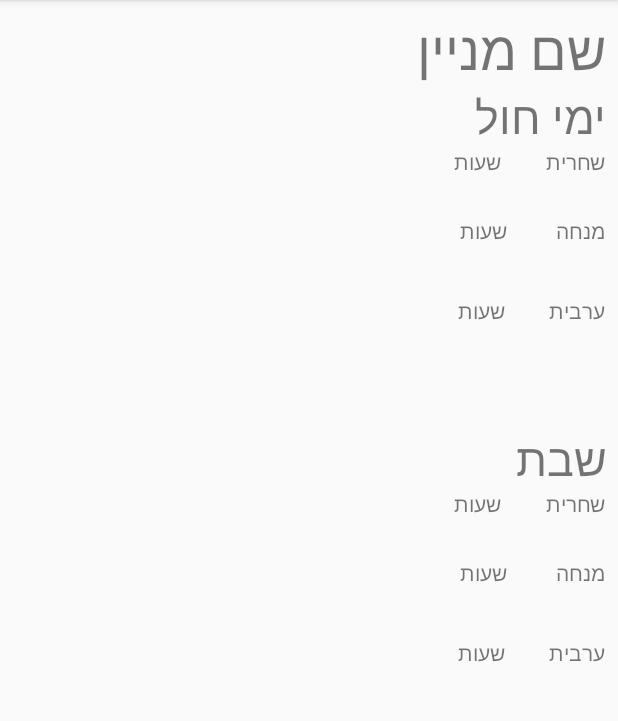
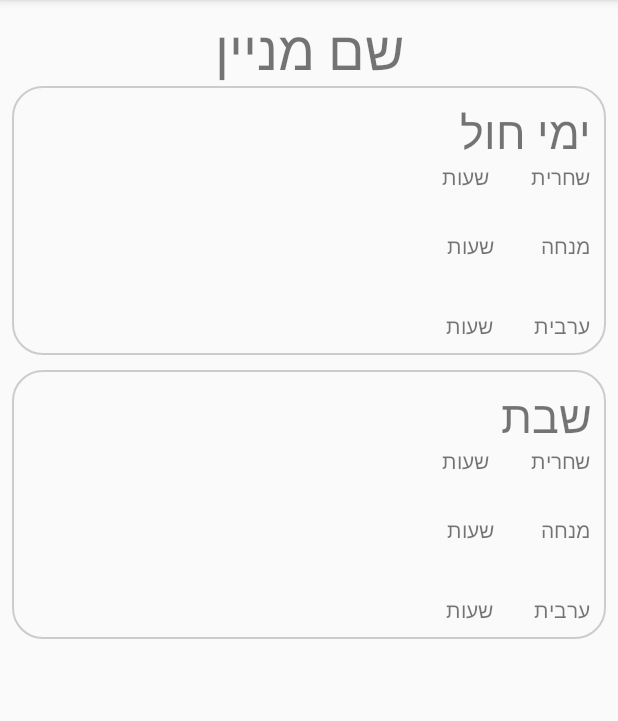
Before and after one commit to livnoni/Yakir, an Android app: the TfilaActivity screen opened directly, with no data from a screen before it, on a phone screen of 412 x 824 dp, the part 84-805 px from its top. Run offline under Robolectric (Android 15) with nearby library versions, the phone set to English and light mode, and no system bars; 8 statements that could not run were skipped.

Commit message:
App is working

```diff
--- a/app/src/main/java/com/example/yehud/yakir/TfilaActivity.java
+++ b/app/src/main/java/com/example/yehud/yakir/TfilaActivity.java
@@ -149,9 +149,9 @@ public class TfilaActivity extends AppCompatActivity
                 //if left to right sweep event on screen
                 if (x2 - x1 > swipeSensitivity)
                 {
-                    if(currentMinyanIndex<numOfMinayans-1)
+                    if(currentMinyanIndex>0)
                     {
-                        currentMinyanIndex++;
+                        currentMinyanIndex--;
                         initializelUI();
                         initializelRadioButtons();
                     }
@@ -161,9 +161,9 @@ public class TfilaActivity extends AppCompatActivity
                 // if right to left sweep event on screen
                 if (x1 - x2 > swipeSensitivity)
                 {
-                    if(currentMinyanIndex>0)
+                    if(currentMinyanIndex<numOfMinayans-1)
                     {
-                        currentMinyanIndex--;
+                        currentMinyanIndex++;
                         initializelUI();
                         initializelRadioButtons();
                     }
--- /dev/null
+++ b/app/src/main/res/drawable/customborder.xml
@@ -0,0 +1,6 @@
+<?xml version="1.0" encoding="UTF-8"?>
+<shape xmlns:android="http://schemas.android.com/apk/res/android" android:shape="rectangle">
+    <corners android:radius="20dp"/>
+    <padding android:left="10dp" android:right="10dp" android:top="10dp" android:bottom="10dp"/>
+    <stroke android:width="1dp" android:color="#CCCCCC"/>
+</shape>
--- a/app/src/main/res/layout/activity_tfila.xml
+++ b/app/src/main/res/layout/activity_tfila.xml
@@ -24,7 +24,8 @@
         tools:layout_constraintBottom_creator="1"
         tools:layout_constraintLeft_creator="1"
         tools:layout_constraintRight_creator="1"
-        tools:layout_constraintTop_creator="1">
+        tools:layout_constraintTop_creator="1"
+        >
 
         <TextView
             android:id="@+id/minyanTitleTV"
@@ -32,13 +33,16 @@
             android:layout_height="wrap_content"
             android:text="שם מניין"
             android:textSize="36sp"
+            android:gravity="center"
             tools:layout_editor_absoluteX="8dp"
             tools:layout_editor_absoluteY="0dp" />
 
         <LinearLayout
             android:layout_width="match_parent"
-            android:layout_height="228dp"
-            android:orientation="vertical">
+            android:layout_height="179dp"
+            android:orientation="vertical"
+            android:background="@drawable/customborder">
+
 
             <TextView
                 android:id="@+id/weekdayTV"
@@ -117,10 +121,13 @@
 
         <LinearLayout
             android:layout_width="match_parent"
-            android:layout_height="163dp"
-            android:orientation="vertical">
+            android:layout_height="179dp"
+            android:orientation="vertical"
+            android:background="@drawable/customborder"
+            android:layout_marginTop="10dp">
 
-            <TextView
+
+        <TextView
                 android:id="@+id/saturdayTV"
                 android:layout_width="match_parent"
                 android:layout_height="wrap_content"
```
